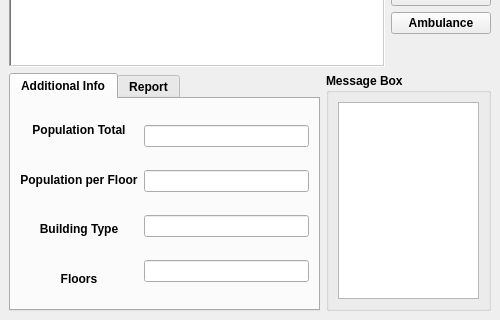
The window that 2016_Group2_/EvaQ8/EvaQ8_dockwidget_base.ui (langelova/2016_Group2_) describes before a commit, drawn with Qt 5; both pictures show x 0 to 500 and y 180 to 500 of the 500 by 500 pixel window.
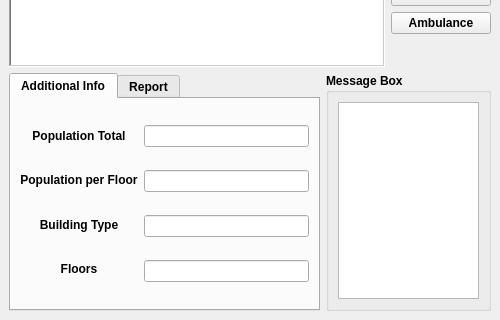
The same window after the commit. The open tabs and pages were chosen to show the change.

Commit message: Disabled buttons + project styles

The edit to the form file:
```diff
--- a/2016_Group2_/EvaQ8/EvaQ8_dockwidget_base.ui
+++ b/2016_Group2_/EvaQ8/EvaQ8_dockwidget_base.ui
@@ -194,7 +194,16 @@
          </attribute>
          <layout class="QHBoxLayout" name="horizontalLayout">
           <item>
-           <layout class="QVBoxLayout" name="verticalLayout_4">
+           <layout class="QVBoxLayout" name="verticalLayout_4" stretch="0,0,0,0">
+            <property name="spacing">
+             <number>0</number>
+            </property>
+            <property name="topMargin">
+             <number>5</number>
+            </property>
+            <property name="bottomMargin">
+             <number>9</number>
+            </property>
             <item>
              <widget class="QLabel" name="label_2">
               <property name="text">
```
Left out of the diff: 14 changed lines with no effect on the pictures. The commit also changes 6 other files.
